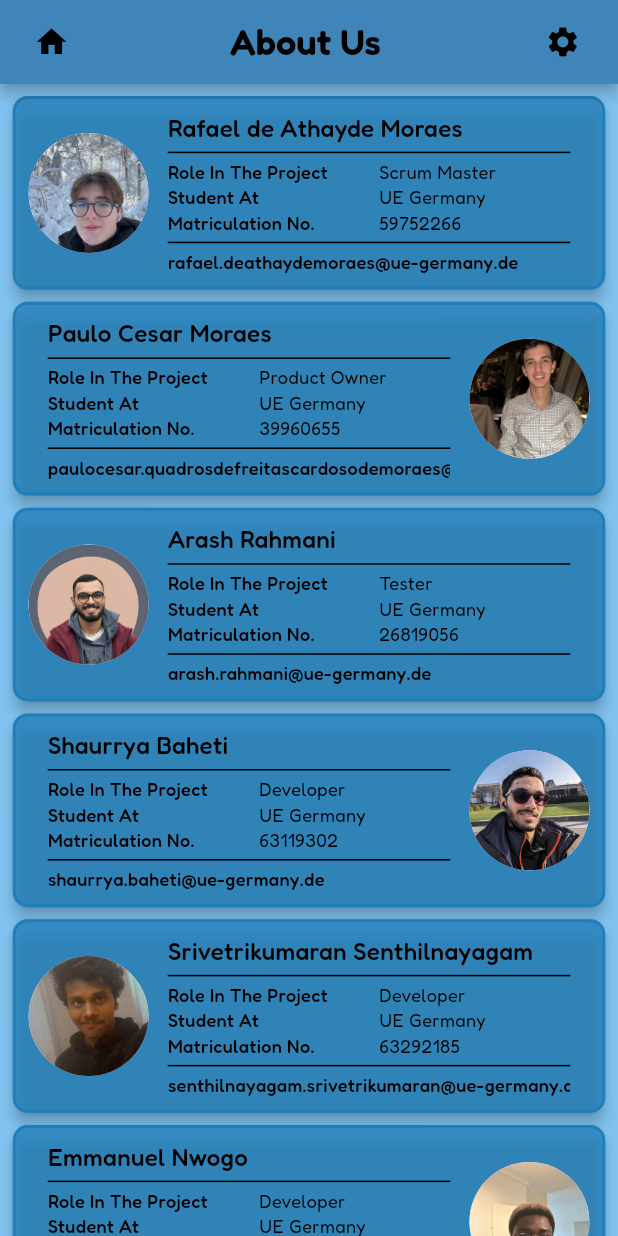
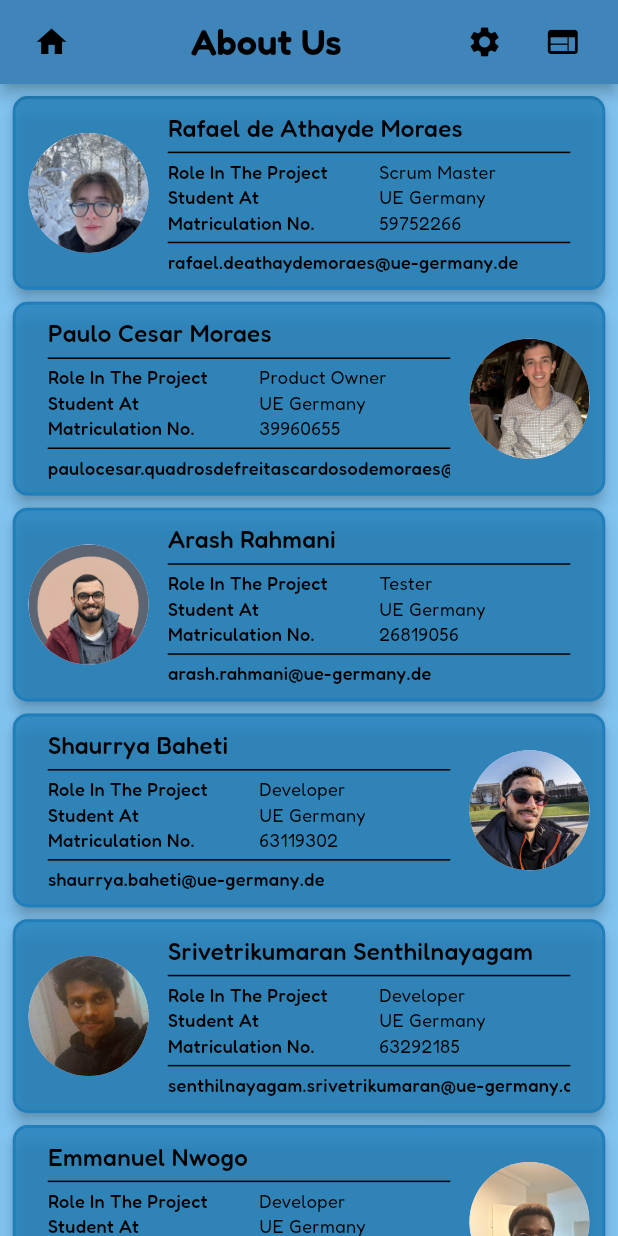
Before and after one commit to Arashrhmni/WeatherApp, a Flutter app: the AboutUsScreen screen opened by its route, on a phone screen of 412 x 824 dp. Run offline on Flutter 3.47's test engine with Material 3 defaults, Android fonts, the phone set to English and light mode, and no system bars; our stand-ins replace geolocator, hive, hive_flutter, permission_handler, weather; missing offline and left inert: desktop_window, google_places_autocomplete_text_field, mailer, window_size; accounts and stored records are empty.

Commit message:
Alright absolute final commit
v1.0.0 ready

```diff
--- a/weatherfull/lib/pages/about.dart
+++ b/weatherfull/lib/pages/about.dart
@@ -1,5 +1,6 @@
 import 'package:flutter/material.dart';
 import '../allsettings.dart';
+import 'package:url_launcher/url_launcher.dart';
 
 // About screen stateful widget
 class AboutUsScreen extends StatefulWidget {
@@ -10,6 +11,12 @@ class AboutUsScreen extends StatefulWidget {
 }
 
 class _AboutUsScreenState extends State<AboutUsScreen> {
+
+  // launch url function
+  Future<void> launchURL(String url) async {
+    Uri uri = Uri.parse(url);
+    await launchUrl(uri); // launch the url in the browser
+  }
 
   // build method
   @override
@@ -55,7 +62,7 @@ class _AboutUsScreenState extends State<AboutUsScreen> {
           actions: <Widget>[
             Container(
               margin: EdgeInsets.only(
-                right: 15.0 * widthFactor
+                right: 5.0 * widthFactor
               ),
               child: IconButton(
                 icon: Icon(
@@ -69,6 +76,22 @@ class _AboutUsScreenState extends State<AboutUsScreen> {
                   if (result == 'themeChanged') {
                     setState(() {});
                   }
+                },
+              ),
+            ),
+            Container(
+              margin: EdgeInsets.only(
+                right: 15.0 * widthFactor
+              ),
+              child: IconButton(
+                icon: Icon(
+                  Icons.web, // website icon
+                  color: themeData[currentSettings['theme']]!['text'],
+                  size: 30.0 * heightFactor,
+                ),
+                onPressed: () {
+                  // on press launch the website
+                  launchURL('http://weatherfull.xyz/');
                 },
               ),
             ),
```
Also changed, not shown: weatherfull/pubspec.yaml (+1 -20 lines), weatherfull/pubspec.lock, 5 other files.
